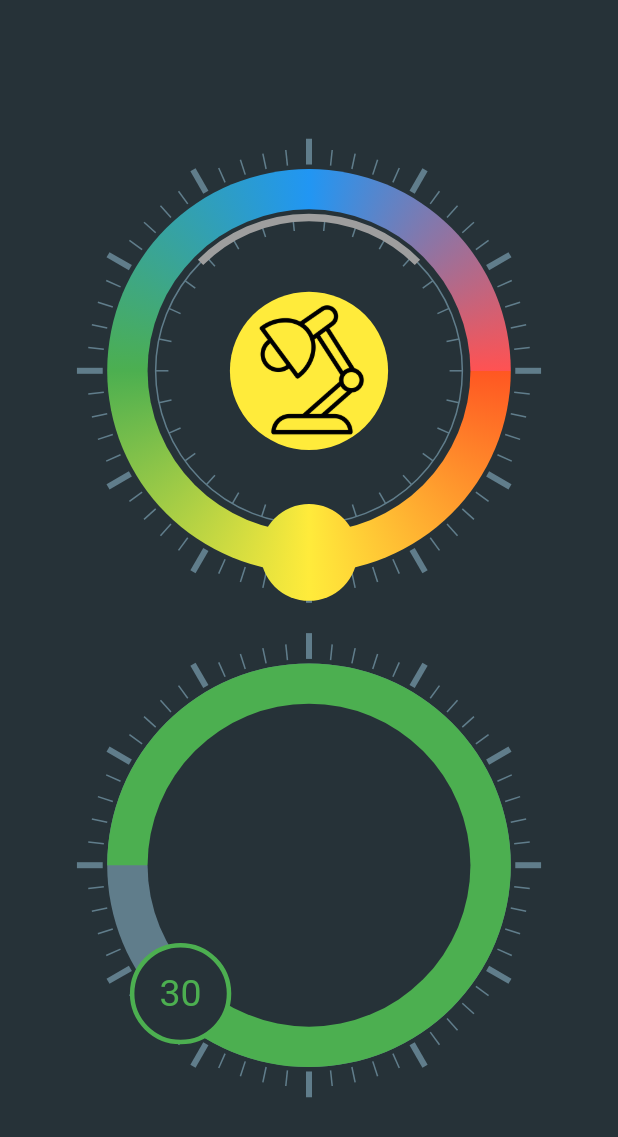
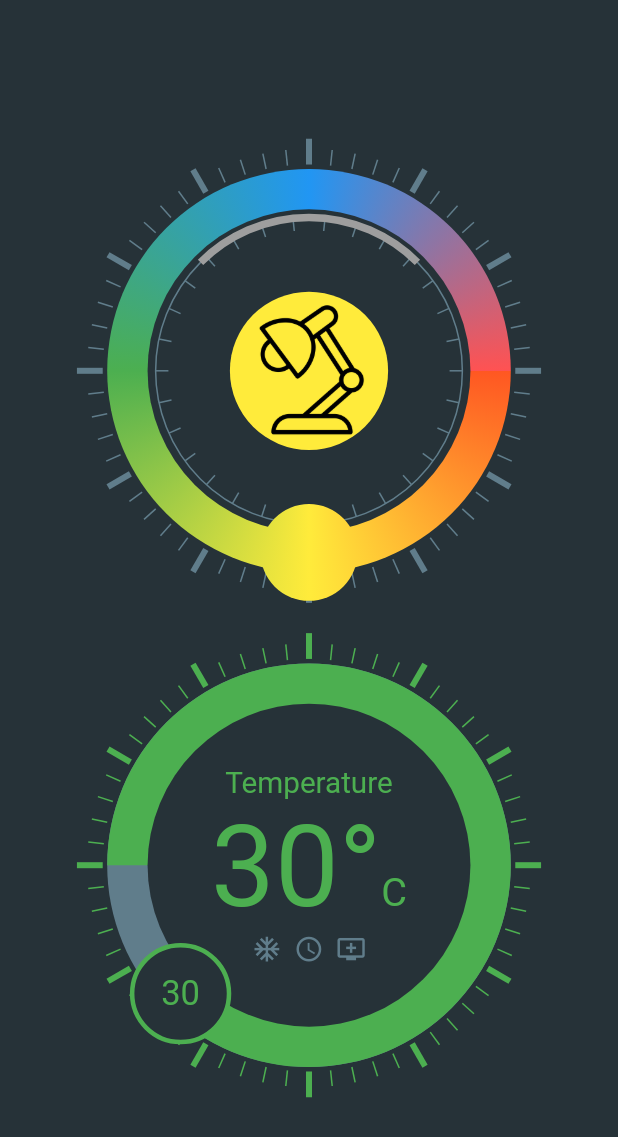
Before and after one commit to Abu-muhab/flutter_challenge_lagos, a Flutter app: the screen it shows after launch, on a phone screen of 412 x 824 dp. Shown: the top 1137 px of the screen. Run offline on Flutter 3.47's test engine with Material 2 defaults, Android fonts, the phone set to English and light mode, and no system bars.

Commit message:
number knob value update

```diff
--- a/lib/main.dart
+++ b/lib/main.dart
@@ -46,10 +46,6 @@ class Home extends StatelessWidget {
               width: MediaQuery.of(context).size.width * 0.8,
               height: MediaQuery.of(context).size.width * 0.8,
               child: NumberKnobSelector(
-                icon: Image.asset(
-                  "images/lamp.png",
-                  fit: BoxFit.fill,
-                ),
                 trackColor: Colors.green,
                 markingsColor: Colors.blueGrey,
                 fillColor: Colors.blueGrey[900]!,
--- a/lib/widgets/number_knob_selector.dart
+++ b/lib/widgets/number_knob_selector.dart
@@ -5,13 +5,11 @@ class NumberKnobSelector extends StatefulWidget {
   final Color fillColor;
   final Color markingsColor;
   final Color trackColor;
-  final Widget? icon;
 
   NumberKnobSelector(
       {this.fillColor = Colors.black,
       this.markingsColor = Colors.blueGrey,
-      this.trackColor = Colors.green,
-      this.icon});
+      this.trackColor = Colors.green});
 
   @override
   _NumberKnobSelectorState createState() => _NumberKnobSelectorState();
@@ -21,6 +19,7 @@ class _NumberKnobSelectorState extends State<NumberKnobSelector> {
   Offset? touchStart;
   Offset? touchUpdate;
   double knobLocation = pi - pi / 4;
+  int value=30;
 
   @override
   Widget build(BuildContext context) {
@@ -47,9 +46,10 @@ class _NumberKnobSelectorState extends State<NumberKnobSelector> {
             CustomPaint(
               size: Size(constraints.maxWidth, constraints.maxHeight),
               painter: LightControllerPainter(
-                  onNewLocationCalculated: (location) {
+                  onNewLocationCalculated: (location,value) {
                     setState(() {
                       knobLocation = location;
+                      this.value=value;
                     });
                   },
                   trackColor: widget.trackColor,
@@ -58,6 +58,63 @@ class _NumberKnobSelectorState extends State<NumberKnobSelector> {
                   markingsColor: widget.markingsColor,
                   touchStart: touchStart,
                   touchUpdate: touchUpdate),
+            ),
+            Center(
+              child: Container(
+                width: constraints.maxWidth / 2,
+                height: constraints.maxWidth / 2.5,
+                child: Column(
+                  crossAxisAlignment: CrossAxisAlignment.center,
+                  children: [
+                    Text(
+                      "Temperature",
+                      style: TextStyle(
+                          fontSize: constraints.maxWidth * 0.06,
+                          color: widget.trackColor),
+                    ),
+                    RichText(
+                      text: TextSpan(
+                          text: "${value.toString()}°",
+                          style: TextStyle(
+                              fontSize: constraints.maxWidth * 0.23,
+                              color: widget.trackColor),
+                          children: [
+                            TextSpan(
+                                text: "C",
+                                style: TextStyle(
+                                    fontSize: constraints.maxWidth * 0.08,
+                                    color: widget.trackColor))
+                          ]),
+                    ),
+                    Expanded(
+                        child: FittedBox(
+                      child: Row(
+                        mainAxisAlignment: MainAxisAlignment.spaceAround,
+                        children: [
+                          Icon(
+                            Icons.ac_unit,
+                            color: Colors.blueGrey,
+                          ),
+                          SizedBox(
+                            width: 10,
+                          ),
+                          Icon(
+                            Icons.access_time,
+                            color: Colors.blueGrey,
+                          ),
+                          SizedBox(
+                            width: 10,
+                          ),
+                          Icon(
+                            Icons.add_to_queue,
+                            color: Colors.blueGrey,
+                          )
+                        ],
+                      ),
+                    ))
+                  ],
+                ),
+              ),
             )
           ],
         ),
@@ -73,7 +130,7 @@ class LightControllerPainter extends CustomPainter {
   Color fillColor;
   Color markingsColor;
   Color trackColor;
-  void Function(double)? onNewLocationCalculated;
+  void Function(double,int)? onNewLocationCalculated;
 
   LightControllerPainter(
       {this.touchStart,
@@ -119,7 +176,7 @@ class LightControllerPainter extends CustomPainter {
           ((lineEndpointBig.dx * 8) + (center.dx * 1)) / (8 + 1),
           ((lineEndpointBig.dy * 8) + (center.dy * 1)) / (8 + 1));
 
-      paint.color = markingsColor;
+      paint.color = trackColor;
       if ((x % 30) == 0) {
         paint.strokeWidth = 4;
         canvas.drawLine(lineStartPoint, lineEndpointBig, paint);
@@ -157,7 +214,7 @@ class LightControllerPainter extends CustomPainter {
           double newLocation =
               atan2(touchUpdate!.dy - center.dy, touchUpdate!.dx - center.dx);
           WidgetsBinding.instance!.addPostFrameCallback((timeStamp) {
-            onNewLocationCalculated!(newLocation);
+            onNewLocationCalculated!(newLocation,(((knobLocation * 180 / pi) / 360) * 80).floor());
           });
         }
       }
@@ -173,7 +230,7 @@ class LightControllerPainter extends CustomPainter {
     TextPainter textPainter = TextPainter(
         text: TextSpan(
             text: (((knobLocation * 180 / pi) / 360) * 80).floor().toString(),
-            style: TextStyle(color: trackColor, fontSize: 25)),
+            style: TextStyle(color: trackColor, fontSize: size.width*0.07)),
         textAlign: TextAlign.center,
         maxLines: 1,
         textDirection: TextDirection.ltr);
```
